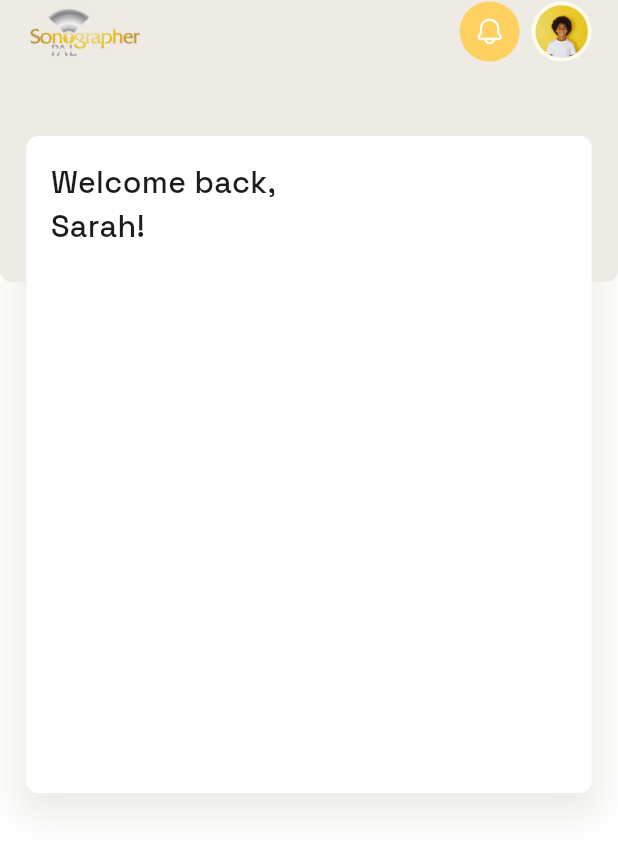
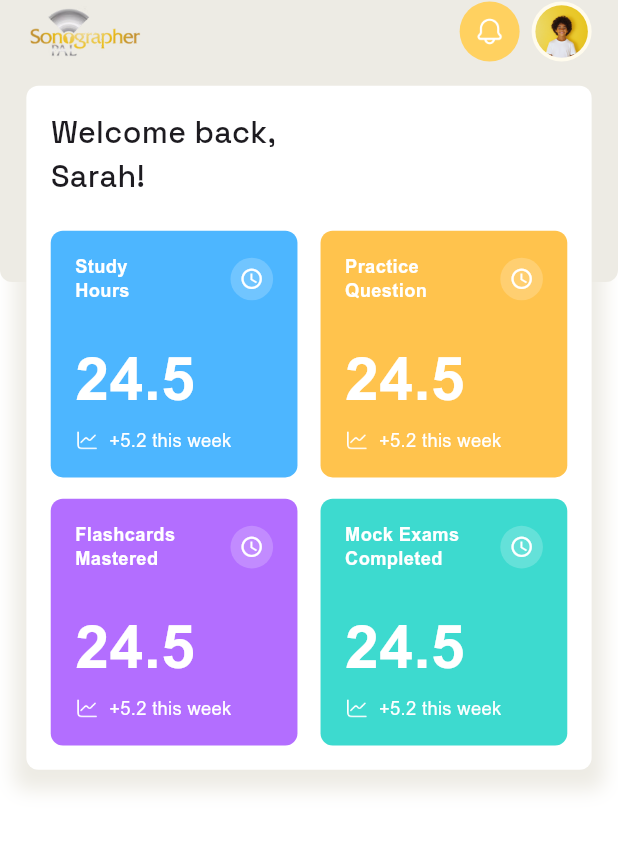
Before and after one commit to flutter-maktech/shomoshotime_app_forntend, a Flutter app: the screen it shows after launch, on a phone screen of 412 x 824 dp. Shown: the top 857 px of the screen. Run offline on Flutter 3.47's test engine with Material 3 defaults, Android fonts, the light colour scheme and no system bars; our stand-ins replace flutter_screenutil, get.

```diff
--- a/lib/app/data/app_colors.dart
+++ b/lib/app/data/app_colors.dart
@@ -10,5 +10,9 @@ class AppColors{
   static const Color appBarCircleAvatar = Color(0xfffffbed);
   static const Color appBarCircleAvatarColor = Color(0xffFFD160);
   static const Color homeStack = Color(0xffEDEBE4);
+  static const Color homeGridColorOne = Color(0xff5BBEFF);
+  static const Color homeGridColorTwo = Color(0xffFFC744);
+  static const Color homeGridColorThree = Color(0xffB06DEE);
+  static const Color homeGridColorFour = Color(0xff3DC3C4);
 
 }
--- a/lib/app/data/image_path.dart
+++ b/lib/app/data/image_path.dart
@@ -4,4 +4,5 @@ class ImagePath {
   static const String arrowBack = '$baseUrl/arrow_back.png';
   static const String profile = '$baseUrl/profile.png';
   static const String notification = '$baseUrl/notification.png';
+  static const String chart = '$baseUrl/chart.png';
 }
--- a/lib/app/modules/common_widgets/custom_button.dart
+++ b/lib/app/modules/common_widgets/custom_button.dart
@@ -5,6 +5,8 @@ import '../../data/app_text_styles.dart';
 
 class CustomButton extends StatelessWidget {
   final String childText;
+  final String? childImage;
+  final Color? childImageColor;
   final void Function()? onTap;
   final Color? buttonColor;
   final Color? buttonChildColor;
@@ -15,6 +17,8 @@ class CustomButton extends StatelessWidget {
     this.onTap,
     this.buttonColor,
     this.buttonChildColor,
+    this.childImage,
+    this.childImageColor,
   });
 
   @override
@@ -29,13 +33,27 @@ class CustomButton extends StatelessWidget {
           color: buttonColor ?? AppColors.primaryColor,
           borderRadius: BorderRadius.circular(8),
         ),
-        child: Center(
-          child: Text(
-            childText,
-            style: AppTextStyles.spaceGroteskMedium16.copyWith(
-              color: buttonChildColor ?? AppColors.blackColor,
+        child: Row(
+          mainAxisAlignment: MainAxisAlignment.center,
+          children: [
+            Text(
+              childText,
+              style: AppTextStyles.spaceGroteskMedium16.copyWith(
+                color: buttonChildColor ?? AppColors.blackColor,
+              ),
             ),
-          ),
+            if (childImage != null)
+              Row(
+                children: [
+                  SizedBox(width: 8.w),
+                  Image.asset(
+                    childImage!,
+                    height: 22.h,
+                    color: childImageColor ?? AppColors.blackColor,
+                  ),
+                ],
+              ),
+          ],
         ),
       ),
     );
--- a/lib/app/modules/home/views/home_view.dart
+++ b/lib/app/modules/home/views/home_view.dart
@@ -6,6 +6,7 @@ import 'package:shomoshotime/app/data/app_text_styles.dart';
 import '../../common_widgets/custom_button.dart';
 import '../../common_widgets/primary_app_bar.dart';
 import '../controllers/home_controller.dart';
+import '../widget/home_view_grid.dart';
 
 class HomeView extends GetView<HomeController> {
   const HomeView({super.key});
@@ -13,8 +14,7 @@ class HomeView extends GetView<HomeController> {
   @override
   Widget build(BuildContext context) {
     return Scaffold(
-      body: SafeArea(
-        child: Column(
+      body: Column(
         children: [
           Stack(
             children: [
@@ -31,14 +31,13 @@ class HomeView extends GetView<HomeController> {
               ),
               Column(
                 children: [
-                    PrimaryAppBar(),
+                  SafeArea(child: PrimaryAppBar()),
                   Container(
                     margin: EdgeInsets.symmetric(
                       horizontal: 16.w,
-                        vertical: 48.h,
+                      vertical: 15.h,
                     ),
                     padding: EdgeInsets.all(16.sp),
-                      height: 438,
                     width: double.infinity,
                     decoration: BoxDecoration(
                       color: AppColors.whiteColor,
@@ -46,9 +45,9 @@ class HomeView extends GetView<HomeController> {
                       boxShadow: [
                         BoxShadow(
                           color: AppColors.homeStack,
-                            blurRadius: 20,
-                            spreadRadius: 5,
-                            offset: Offset(0, 10),
+                          blurRadius: 10,
+                          spreadRadius: 8,
+                          offset: Offset(0, 5),
                         ),
                       ],
                     ),
@@ -59,6 +58,13 @@ class HomeView extends GetView<HomeController> {
                           "Welcome back,\nSarah!",
                           style: AppTextStyles.spaceGroteskMedium20,
                         ),
+                        SizedBox(
+                          height: 22.h,
+                        ),
+                        HomeViewGrid(),
+
+
+
                       ],
                     ),
                   ),
@@ -68,7 +74,6 @@ class HomeView extends GetView<HomeController> {
           ),
         ],
       ),
-      ),
     );
   }
 }
--- /dev/null
+++ b/lib/app/modules/home/widget/home_view_grid.dart
@@ -0,0 +1,102 @@
+import 'package:flutter/material.dart';
+import 'package:flutter_screenutil/flutter_screenutil.dart';
+import 'package:shomoshotime/app/data/app_colors.dart';
+import 'package:shomoshotime/app/data/app_text_styles.dart';
+import 'package:shomoshotime/app/data/image_path.dart';
+
+class HomeViewGrid extends StatelessWidget {
+  const HomeViewGrid({super.key});
+
+  @override
+  Widget build(BuildContext context) {
+    return GridView.count(
+      padding: EdgeInsets.zero,
+      crossAxisCount: 2,
+      crossAxisSpacing: 14.w,
+      mainAxisSpacing: 14.h,
+      shrinkWrap: true,
+      physics: const NeverScrollableScrollPhysics(),
+      childAspectRatio: 1.0,
+      children: [
+        _buildCard(
+          title: "Study\nHours",
+          value: "24.5",
+          color: const Color(0xFF4DB6FF),
+        ),
+        _buildCard(
+          title: "Practice\nQuestion",
+          value: "24.5",
+          color: const Color(0xFFFFC34D),
+        ),
+        _buildCard(
+          title: "Flashcards\nMastered",
+          value: "24.5",
+          color: const Color(0xFFB36EFF),
+        ),
+        _buildCard(
+          title: "Mock Exams\nCompleted",
+          value: "24.5",
+          color: const Color(0xFF3DDACF),
+        ),
+      ],
+    );
+  }
+
+  Widget _buildCard({
+    required String title,
+    required String value,
+    required Color color,
+  }) {
+    return Container(
+      padding: EdgeInsets.all(16.sp),
+      decoration: BoxDecoration(
+        color: color,
+        borderRadius: BorderRadius.circular(8.r),
+      ),
+      child: Column(
+        crossAxisAlignment: CrossAxisAlignment.start,
+        children: [
+          Row(
+            mainAxisAlignment: MainAxisAlignment.spaceBetween,
+            children: [
+              Expanded(
+                child: Text(
+                  title,
+                  style: AppTextStyles.bold12.copyWith(color: AppColors.whiteColor,height: 1.3.h),
+                ),
+              ),
+              Container(
+                padding: EdgeInsets.all(6.sp),
+                decoration: BoxDecoration(
+                  color: Colors.white.withOpacity(0.2),
+                  shape: BoxShape.circle,
+                ),
+                child: Icon(
+                  Icons.access_time,
+                  color: Colors.white,
+                  size: 16.sp,
+                ),
+              ),
+            ],
+          ),
+          const Spacer(),
+          Text(
+            value,
+            style: AppTextStyles.bold40.copyWith(color: AppColors.whiteColor,height: 1.0.h),
+          ),
+          SizedBox(height: 12.h),
+          Row(
+            children: [
+              Image.asset(ImagePath.chart,height: 16,),
+              SizedBox(width: 6.w),
+              Text(
+                "+5.2 this week",
+                style: AppTextStyles.regular12.copyWith(color: AppColors.whiteColor),
+              ),
+            ],
+          ),
+        ],
+      ),
+    );
+  }
+}
```
Also changed, not shown: assets/images/chart.png (added), assets/images/clock.png (added), pubspec.lock. Lines whose indentation alone changed are shown as unchanged.
